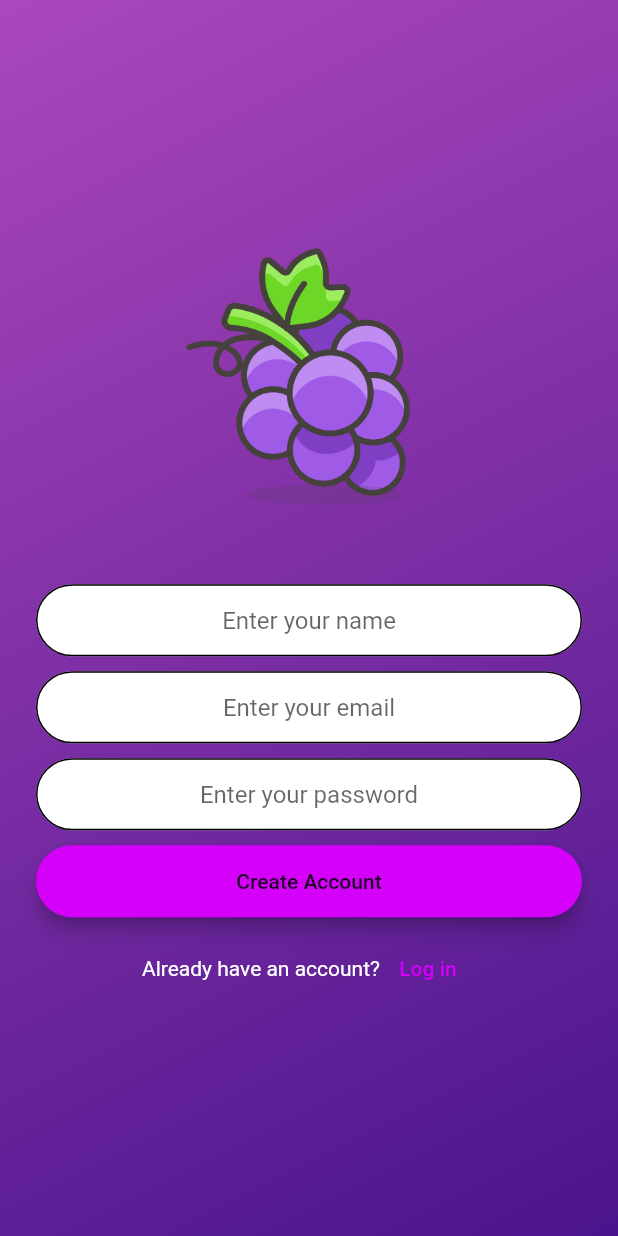
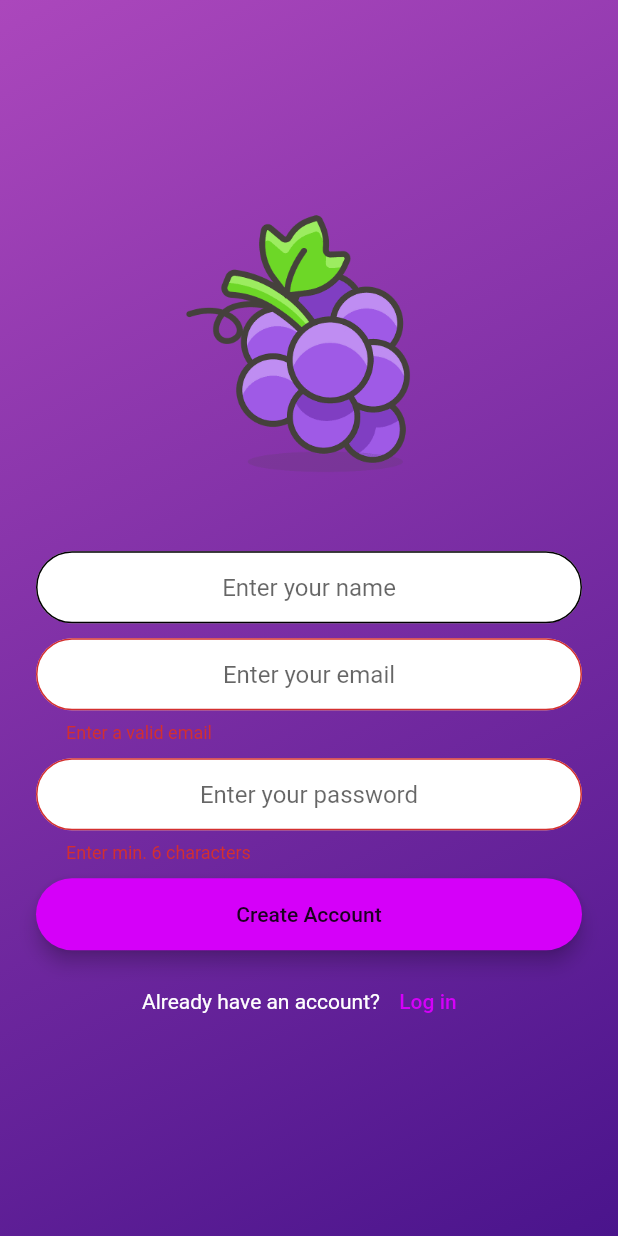
Before and after one commit to fukamatsu04/Grape, a Flutter app: the SingUPscreen screen opened by its route, after a tap on "Create Account", on a phone screen of 412 x 824 dp. Run offline on Flutter 3.47's test engine with Material 2 defaults, Android fonts, the phone set to English and light mode, and no system bars; our stand-ins replace cloud_firestore, email_validator, firebase_auth, firebase_core; accounts and stored records are empty; network calls fail.

Commit message:
User sing up and erro message created

```diff
--- a/lib/main.dart
+++ b/lib/main.dart
@@ -4,6 +4,7 @@ import 'package:flutter/material.dart';
 import 'package:login/home_screen.dart';
 import 'package:login/login_screen.dart';
 import 'package:login/sing_up_screen.dart';
+import 'package:login/utils.dart';
 
 Future main() async {
   WidgetsFlutterBinding.ensureInitialized();
@@ -19,6 +20,7 @@ class LogIn extends StatelessWidget {
   @override
   Widget build(BuildContext context) {
     return MaterialApp(
+      scaffoldMessengerKey: Utils.messengerKey,
       navigatorKey: navigatorKey,
       home: StreamBuilder<User?>(
         stream: FirebaseAuth.instance.authStateChanges(),
@@ -32,7 +34,8 @@ class LogIn extends StatelessWidget {
           } else {
             return LoginScreen();
           }
-          }),
+        },
+      ),
       routes: {
         SingUPscreen.id: (context) => SingUPscreen(),
         LoginScreen.id: (context) => LoginScreen(),
--- a/lib/sing_up_screen.dart
+++ b/lib/sing_up_screen.dart
@@ -1,6 +1,10 @@
+import 'package:email_validator/email_validator.dart';
+import 'package:firebase_auth/firebase_auth.dart';
 import 'package:flutter/material.dart';
 import 'package:login/login_screen.dart';
 import 'const_and_colors.dart';
+import 'main.dart';
+import 'utils.dart';
 
 // ignore: use_key_in_widget_constructors
 class SingUPscreen extends StatefulWidget {
@@ -11,6 +15,18 @@ class SingUPscreen extends StatefulWidget {
 }
 
 class _SingUPscreenState extends State<SingUPscreen> {
+  final formKey = GlobalKey<FormState>();
+  final emailController = TextEditingController();
+  final passwordController = TextEditingController();
+
+  @override
+  void dispose() {
+    emailController.dispose();
+    passwordController.dispose();
+
+    super.dispose();
+  }
+
   @override
   Widget build(BuildContext context) {
     return Scaffold(
@@ -18,6 +34,8 @@ class _SingUPscreenState extends State<SingUPscreen> {
       body: Container(
         decoration: kGradientBackground,
         child: SafeArea(
+          child: Form(
+            key: formKey,
             child: Padding(
               padding: const EdgeInsets.symmetric(horizontal: 24.0),
               child: Column(
@@ -38,8 +56,8 @@ class _SingUPscreenState extends State<SingUPscreen> {
                       filled: true,
                       fillColor: Colors.white,
                       hintText: 'Enter your name',
-                    contentPadding:
-                        EdgeInsets.symmetric(vertical: 10.0, horizontal: 20.0),
+                      contentPadding: EdgeInsets.symmetric(
+                          vertical: 10.0, horizontal: 20.0),
                       border: OutlineInputBorder(
                         borderRadius: BorderRadius.all(
                           Radius.circular(32.0),
@@ -63,15 +81,15 @@ class _SingUPscreenState extends State<SingUPscreen> {
                   const SizedBox(
                     height: 10.0,
                   ),
-                TextField(
+                  TextFormField(
+                    controller: emailController,
                     textAlign: TextAlign.center,
-                  onChanged: (value) {},
                     decoration: const InputDecoration(
                       filled: true,
                       fillColor: Colors.white,
                       hintText: 'Enter your email',
-                    contentPadding:
-                        EdgeInsets.symmetric(vertical: 10.0, horizontal: 20.0),
+                      contentPadding: EdgeInsets.symmetric(
+                          vertical: 10.0, horizontal: 20.0),
                       border: OutlineInputBorder(
                         borderRadius: BorderRadius.all(
                           Radius.circular(32.0),
@@ -91,19 +109,25 @@ class _SingUPscreenState extends State<SingUPscreen> {
                         ),
                       ),
                     ),
+                    validator: (email) =>
+                        email != null && !EmailValidator.validate(email)
+                            ? "Enter a valid email"
+                            : null,
                   ),
                   const SizedBox(
                     height: 10.0,
                   ),
-                TextField(
+                  TextFormField(
+                    obscureText: true,
+                    controller: passwordController,
                     textAlign: TextAlign.center,
                     onChanged: (value) {},
                     decoration: const InputDecoration(
                       filled: true,
                       fillColor: Colors.white,
                       hintText: 'Enter your password',
-                    contentPadding:
-                        EdgeInsets.symmetric(vertical: 10.0, horizontal: 20.0),
+                      contentPadding: EdgeInsets.symmetric(
+                          vertical: 10.0, horizontal: 20.0),
                       border: OutlineInputBorder(
                         borderRadius: BorderRadius.all(
                           Radius.circular(32.0),
@@ -123,17 +147,19 @@ class _SingUPscreenState extends State<SingUPscreen> {
                         ),
                       ),
                     ),
+                    validator: (value) => value != null && value.length < 6
+                        ? "Enter min. 6 characters"
+                        : null,
                   ),
                   Padding(
                     padding: const EdgeInsets.symmetric(vertical: 10.0),
                     child: Material(
                       color: Colors.purpleAccent[400],
-                    borderRadius: const BorderRadius.all(Radius.circular(30.0)),
+                      borderRadius:
+                          const BorderRadius.all(Radius.circular(30.0)),
                       elevation: 5.0,
                       child: MaterialButton(
-                      onPressed: () {
-                        //Implement login functionality.
-                      },
+                        onPressed: singUp,
                         minWidth: 200.0,
                         height: 42.0,
                         child: const Text(
@@ -169,6 +195,32 @@ class _SingUPscreenState extends State<SingUPscreen> {
             ),
           ),
         ),
+      ),
     );
   }
+
+  Future singUp() async {
+    final isValid = formKey.currentState!.validate();
+    if (!isValid) return;
+
+    showDialog(
+      context: context,
+      barrierDismissible: false,
+      builder: (context) => const Center(
+          child: CircularProgressIndicator(
+        color: Colors.purple,
+      )),
+    );
+    try {
+      await FirebaseAuth.instance.createUserWithEmailAndPassword(
+        email: emailController.text.trim(),
+        password: passwordController.text.trim(),
+      );
+    } on FirebaseAuthException catch (e) {
+      print(e);
+
+      Utils.showSnackBar(e.message);
     }
+    navigatorKey.currentState!.popUntil((route) => route.isFirst);
+  }
+}
--- a/pubspec.yaml
+++ b/pubspec.yaml
@@ -36,6 +36,7 @@ dependencies:
   cupertino_icons: ^1.0.2
   cloud_firestore: ^3.1.14
   firebase_auth: ^3.3.17
+  email_validator: ^2.0.1
 
 dev_dependencies:
   flutter_test:
@@ -61,6 +62,7 @@ flutter:
 
   assets:
     - images/grape.png
+    #image from: https://creazilla.com/pt/nodes/49703-uvas-clipart
     - images/grape4.png
 
   # An image asset can refer to one or more resolution-specific "variants", see
```
Also changed, not shown: lib/utils.dart (added, +17 -0 lines), pubspec.lock. Lines whose indentation alone changed are shown as unchanged.
